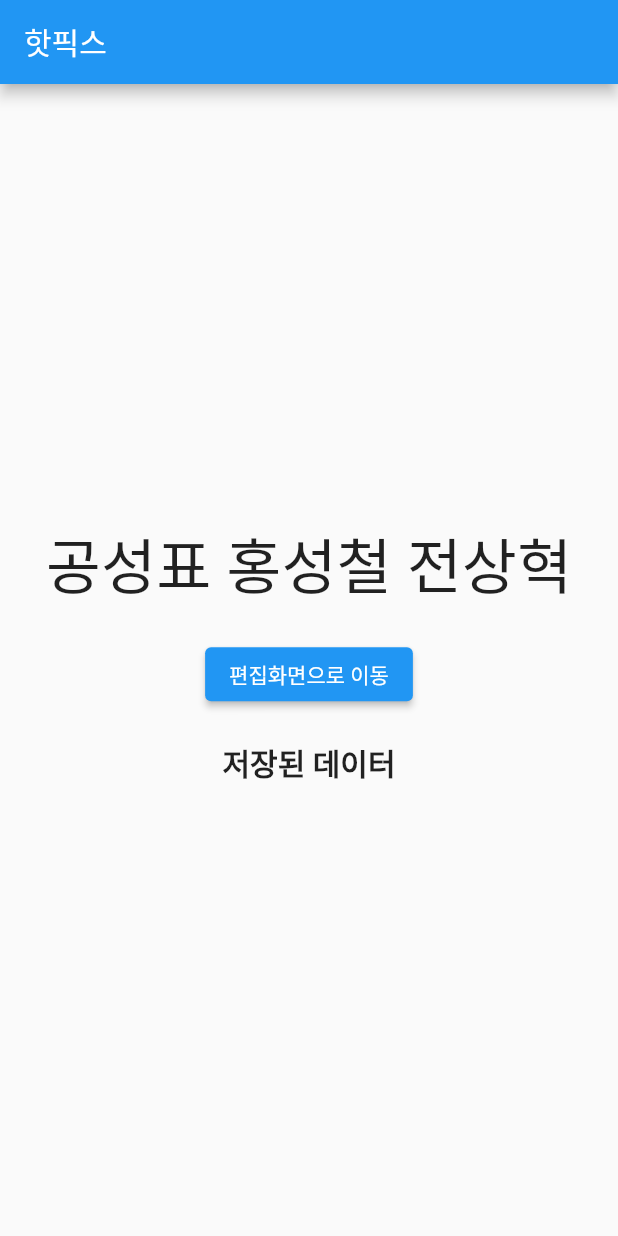
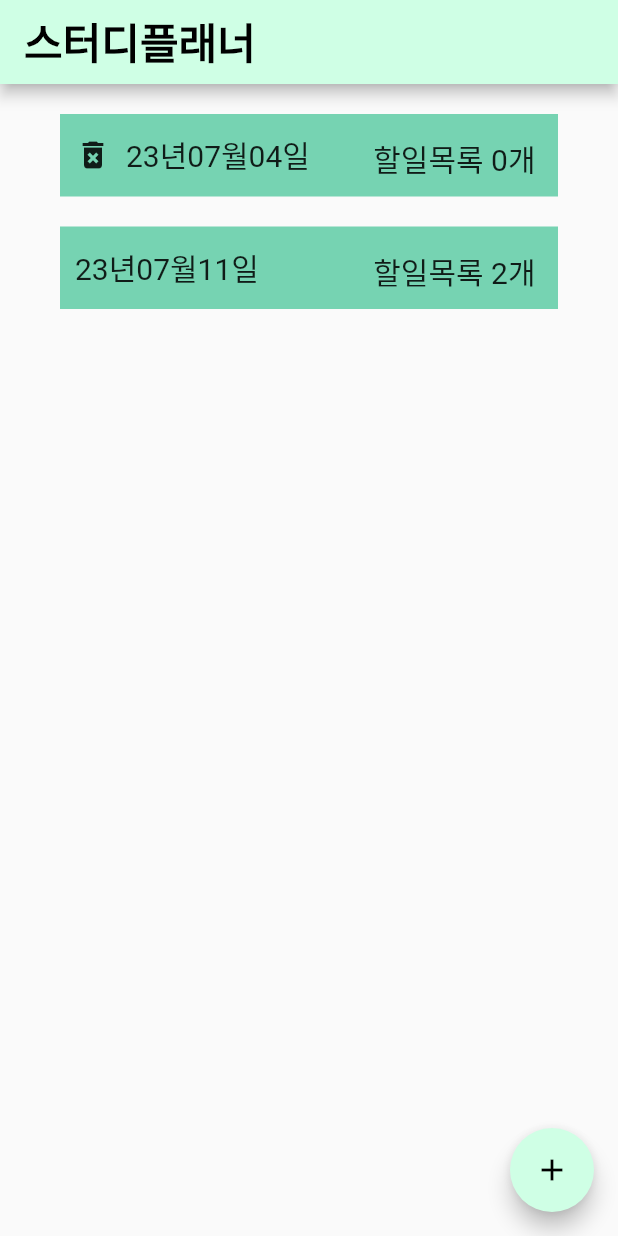
Before and after one commit to ThePerfectMartini/team_sparta_17, a Flutter app: the screen it shows after launch, on a phone screen of 412 x 824 dp. Run offline on Flutter 3.47's test engine with Material 2 defaults, Android fonts, the phone set to English and light mode, and no system bars.

Commit message:
중간 점검

```diff
--- /dev/null
+++ b/lib/HomePage.dart
@@ -0,0 +1,58 @@
+import 'package:flutter/material.dart';
+import 'package:team_sparta_17/View/daily_schduled_view.dart';
+import 'HomePage_cell.dart';
+
+class HomePage extends StatefulWidget {
+  const HomePage({Key? key}) : super(key: key);
+
+  @override
+  State<HomePage> createState() => _HomePageState();
+}
+
+class _HomePageState extends State<HomePage> {
+  final dummies = [
+    {
+      "date": '23년07월04일',
+      "todos": ['g', 'gd'],
+      "context": '내용',
+    },
+    {
+      "date": '23년07월11일',
+      "todos": [],
+      "context": '내용',
+    },
+  ];
+  //더미데이터
+
+  @override
+  Widget build(BuildContext context) {
+    return MaterialApp(
+      debugShowCheckedModeBanner: false,
+      home: Scaffold(
+        appBar: AppBar(
+          title: Text(
+            "스터디플래너",
+            style: TextStyle(
+                fontWeight: FontWeight.bold, fontSize: 28, color: Colors.black),
+          ),
+          backgroundColor: Color(0xffCFFFE5),
+        ),
+        body: ListView.builder(
+          itemCount: dummies.length,
+          itemBuilder: (context, index) {
+            return Cell(date: dummies[index]['date'].toString(), count: index);
+          },
+          //데이터 받아오는곳
+        ),
+        floatingActionButton: FloatingActionButton(
+          onPressed: () {
+            Navigator.push(context,
+                MaterialPageRoute(builder: (context) => DailyScheduledView()));
+          },
+          child: Icon(Icons.add, color: Colors.black),
+          backgroundColor: Color(0xffCFFFE5),
+        ),
+      ),
+    );
+  }
+}
--- /dev/null
+++ b/lib/HomePage_cell.dart
@@ -0,0 +1,86 @@
+import 'package:flutter/material.dart';
+
+class Cell extends StatefulWidget {
+  const Cell({
+    Key? key,
+    required this.date,
+    required this.count,
+  }) : super(key: key);
+
+  final String date;
+  final int count;
+
+  @override
+  State<Cell> createState() => _CellState();
+}
+
+class _CellState extends State<Cell> {
+  @override
+  Widget build(BuildContext context) {
+    if (widget.count == 0) {
+      // 요소 없을때 휴지통 아이콘 출현
+      return Padding(
+        padding: const EdgeInsets.fromLTRB(40, 20, 40, 0),
+        child: Container(
+          height: 55,
+          color: Color(0xff76D3B2),
+          child: Row(
+            mainAxisAlignment: MainAxisAlignment.spaceBetween,
+            children: [
+              Row(
+                children: [
+                  Padding(
+                    padding: const EdgeInsets.all(10),
+                    child: Icon(Icons.delete_forever),
+                  ),
+                  Text(
+                    widget.date,
+                    style: TextStyle(fontSize: 20),
+                  ),
+                ],
+              ),
+              Padding(
+                padding: const EdgeInsets.all(15),
+                child: Text(
+                  "할일목록 0개",
+                  style: TextStyle(fontSize: 20),
+                ),
+              ),
+            ],
+          ),
+        ),
+      );
+    } else {
+      return Padding(
+        padding: const EdgeInsets.fromLTRB(40, 20, 40, 0),
+        child: Container(
+          height: 55,
+          color: Color(0xff76D3B2),
+          child: Row(
+            mainAxisAlignment: MainAxisAlignment.spaceBetween,
+            children: [
+              Row(
+                children: [
+                  Padding(
+                    padding: const EdgeInsets.all(10),
+                    child: Text(
+                      widget.date,
+                      style: TextStyle(fontSize: 20),
+                    ),
+                  ),
+                ],
+              ),
+              Padding(
+                padding: const EdgeInsets.all(15),
+                child: Text(
+                  "할일목록 2개",
+                  style: TextStyle(fontSize: 20),
+                ),
+              ),
+            ],
+          ),
+        ),
+      );
+    }
+  }
+}
--- /dev/null
+++ b/lib/Resource/AppColors.dart
@@ -0,0 +1,6 @@
+import 'package:flutter/material.dart';
+
+class AppColors {
+  static const Color primaryColor = Color.fromRGBO(207, 255, 229, 1.0);
+  static const Color blackColor = Color.fromRGBO(0, 0, 0, 1.0);
+}
--- /dev/null
+++ b/lib/Resource/AppFonts.dart
@@ -0,0 +1,9 @@
+import 'package:flutter/material.dart';
+import 'package:team_sparta_17/Resource/AppColors.dart';
+
+class AppFonts {
+  static const TextStyle title = TextStyle(
+      fontWeight: FontWeight.bold, fontSize: 28, color: AppColors.blackColor);
+  static const TextStyle body = TextStyle(
+      fontWeight: FontWeight.normal, fontSize: 18, color: AppColors.blackColor);
+}
--- a/lib/edit.dart
+++ b/lib/edit.dart
@@ -28,7 +28,6 @@ class _EditState extends State<Edit> {
               alignment: Alignment.centerRight,
               child: InkWell(
                 onTap: () {
-                  // 작성한 내용을 날짜화면에 저장하는 작업 및 제목과 내용을 가져와서 처리하는 코드 작성
                   final String title = titleController.text;
                   final String content = contentController.text;
                   final String date = dateController.text;
@@ -36,9 +35,8 @@ class _EditState extends State<Edit> {
                   dataService.addNewData(
                       Data(title: title, content: content, date: date));
 
-                  print('날짜: $date');
-                  print('제목: $title');
-                  print('내용: $content');
+                  Navigator.pop(context,
+                      {'제목': title, '내용': content, '날짜': date}); // 이전 화면으로 돌아가기
                 },
                 child: Text(
                   '작성',
--- a/lib/main.dart
+++ b/lib/main.dart
@@ -1,7 +1,94 @@
+// import 'package:flutter/material.dart';
+// import 'package:team_sparta_17/data_service.dart';
+// import 'package:team_sparta_17/edit.dart';
+// import 'package:provider/provider.dart';
+
+// void main() {
+//   runApp(MyApp());
+// }
+
+// class MyApp extends StatelessWidget {
+//   const MyApp({Key? key}) : super(key: key);
+
+//   @override
+//   Widget build(BuildContext context) {
+//     return ChangeNotifierProvider(
+//       create: (_) => DataService(),
+//       child: MaterialApp(
+//         debugShowCheckedModeBanner: false,
+//         home: Home(),
+//       ),
+//     );
+//   }
+// }
+
+// class Home extends StatelessWidget {
+//   const Home({Key? key}) : super(key: key);
+
+//   @override
+//   Widget build(BuildContext context) {
+//     return Consumer<DataService>(
+//       builder: (context, dataService, _) {
+//         return Scaffold(
+//           appBar: AppBar(
+//             title: Text("핫픽스"),
+//           ),
+//           body: Center(
+//             child: Column(
+//               mainAxisAlignment: MainAxisAlignment.center,
+//               children: [
+//                 Text(
+//                   "공성표 홍성철 전상혁",
+//                   style: TextStyle(fontSize: 40),
+//                 ),
+//                 SizedBox(height: 20),
+//                 ElevatedButton(
+//                   onPressed: () {
+//                     Navigator.push(
+//                       context,
+//                       MaterialPageRoute(builder: (context) => Edit()),
+//                     );
+//                   },
+//                   child: Text('편집화면으로 이동'),
+//                 ),
+//                 SizedBox(
+//                   height: 20,
+//                 ),
+//                 Text(
+//                   '저장된 데이터',
+//                   style: TextStyle(fontSize: 20, fontWeight: FontWeight.bold),
+//                 ),
+//                 SizedBox(
+//                   height: 10,
+//                 ),
+//                 ListView.builder(
+//                   shrinkWrap: true,
+//                   itemCount: dataService.dataList.length,
+//                   itemBuilder: (context, index) {
+//                     Data data = dataService.dataList[index];
+//                     return ListTile(
+//                       title: Text(data.date ?? ''),
+//                       subtitle: Column(
+//                         crossAxisAlignment: CrossAxisAlignment.start,
+//                         children: [
+//                           Text(data.title ?? ''),
+//                           Text(data.content ?? ''),
+//                         ],
+//                       ),
+//                     );
+//                   },
+//                 ),
+//               ],
+//             ),
+//           ),
+//         );
+//       },
+//     );
+//   }
+// }
+
 import 'package:flutter/material.dart';
-import 'package:team_sparta_17/data_service.dart';
-import 'package:team_sparta_17/edit.dart';
-import 'package:provider/provider.dart';
+import 'package:team_sparta_17/HomePage.dart';
 
 void main() {
   runApp(MyApp());
@@ -12,75 +99,9 @@ class MyApp extends StatelessWidget {
 
   @override
   Widget build(BuildContext context) {
-    return ChangeNotifierProvider(
-      create: (_) => DataService(),
-      child: MaterialApp(
-        debugShowCheckedModeBanner: false,
-        home: Home(),
-      ),
+    return MaterialApp(
+      debugShowCheckedModeBanner: false,
+      home: HomePage(), // 홈페이지를 기본 페이지로 설정
     );
   }
 }
-
-class Home extends StatelessWidget {
-  const Home({Key? key}) : super(key: key);
-
-  @override
-  Widget build(BuildContext context) {
-    DataService dataService = Provider.of<DataService>(context);
-
-    return Scaffold(
-      appBar: AppBar(
-        title: Text("핫픽스"),
-      ),
-      body: Center(
-        child: Column(
-          mainAxisAlignment: MainAxisAlignment.center,
-          children: [
-            Text(
-              "공성표 홍성철 전상혁",
-              style: TextStyle(fontSize: 40),
-            ),
-            SizedBox(height: 20),
-            ElevatedButton(
-              onPressed: () {
-                Navigator.push(
-                  context,
-                  MaterialPageRoute(builder: (context) => Edit()),
-                );
-              },
-              child: Text('편집화면으로 이동'),
-            ),
-            SizedBox(
-              height: 20,
-            ),
-            Text(
-              '저장된 데이터',
-              style: TextStyle(fontSize: 20, fontWeight: FontWeight.bold),
-            ),
-            SizedBox(
-              height: 10,
-            ),
-            ListView.builder(
-              shrinkWrap: true,
-              itemCount: dataService.dateList.length,
-              itemBuilder: (context, index) {
-                Data data = dataService.dateList[index];
-                return ListTile(
-                  title: Text(data.date ?? ''),
-                  subtitle: Column(
-                    crossAxisAlignment: CrossAxisAlignment.start,
-                    children: [
-                      Text(data.title ?? ''),
-                      Text(data.content ?? ''),
-                    ],
-                  ),
-                );
-              },
-            ),
-          ],
-        ),
-      ),
-    );
-  }
-}
```
Also changed, not shown: lib/Model/Schedule.dart (added, +8 -0 lines), lib/View/daily_schduled_view.dart (added, +101 -0 lines), lib/View/round_plus_button.dart (added, +31 -0 lines), lib/View/schedule_cell.dart (added, +65 -0 lines).
